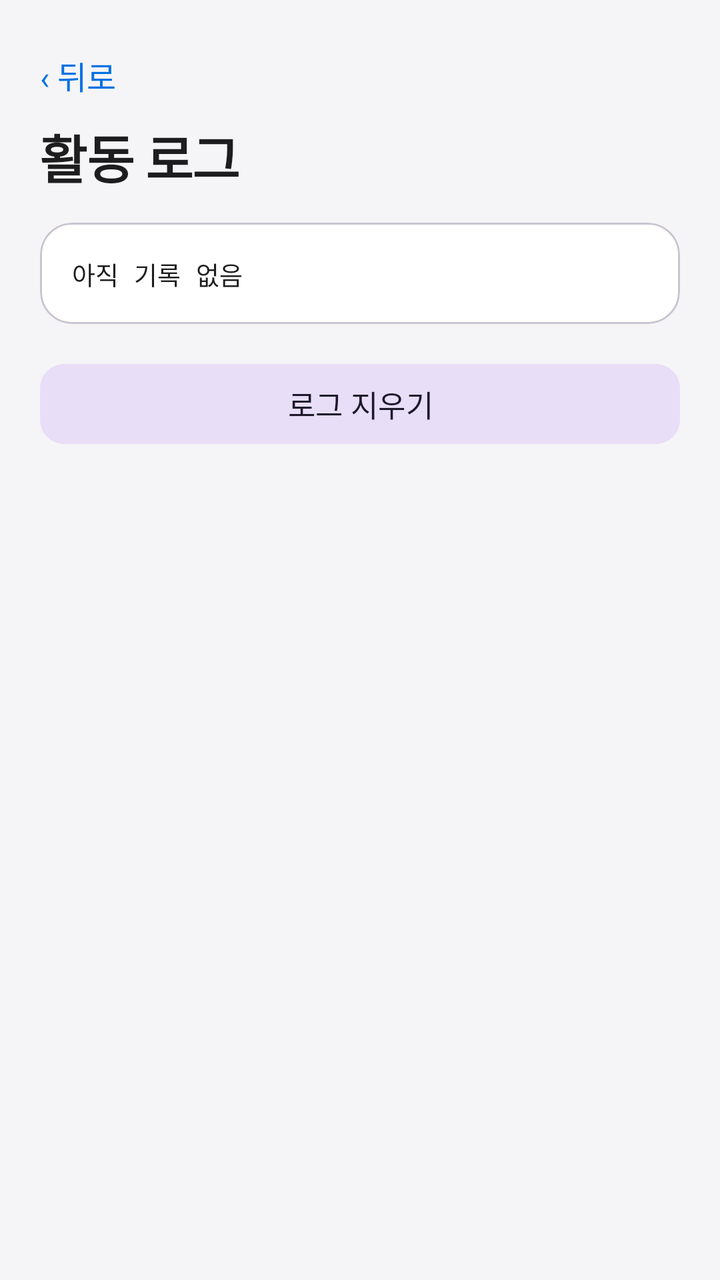
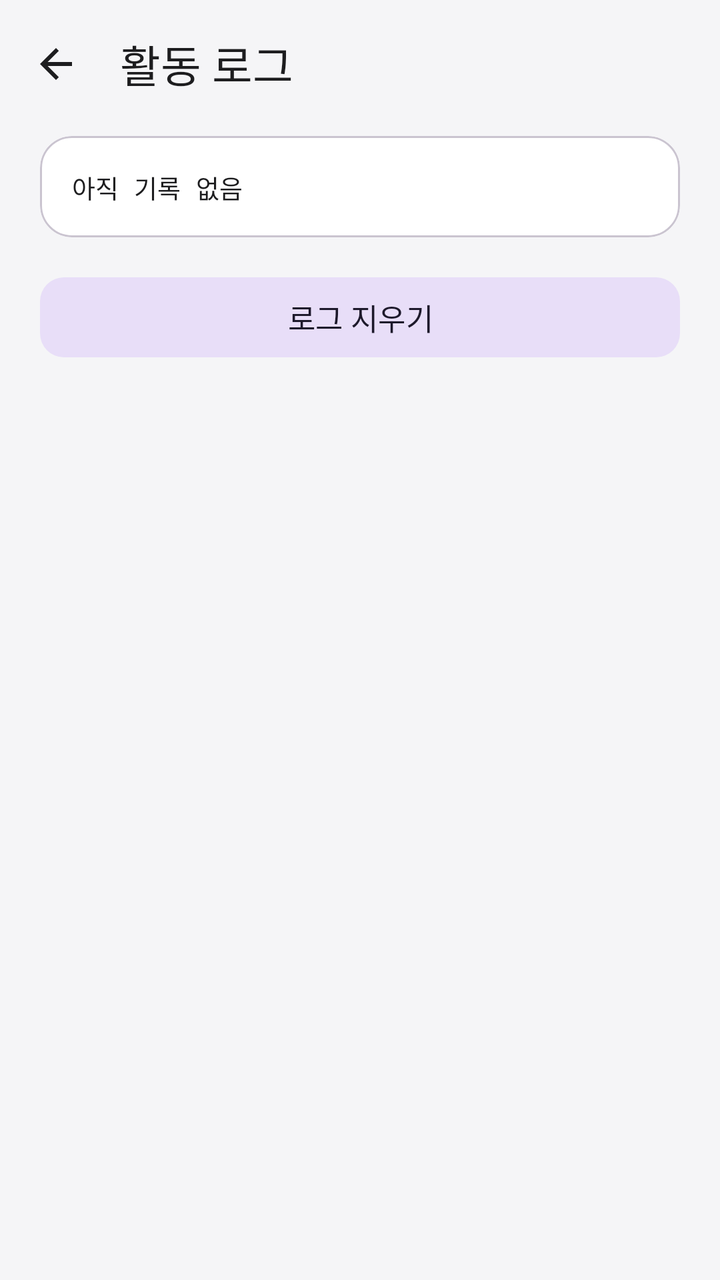

Compare the two renders of this Android layout. The source of the first and the diff that turns it into the second are given below.
<!-- AndroidManifest.xml: application theme Theme.OtpForwarder -->
<!-- res/layout/activity_log.xml -->
<?xml version="1.0" encoding="utf-8"?>
<ScrollView xmlns:android="http://schemas.android.com/apk/res/android"
    android:layout_width="match_parent"
    android:layout_height="match_parent"
    android:fillViewport="true"
    android:background="@color/bg">

    <LinearLayout
        android:layout_width="match_parent"
        android:layout_height="wrap_content"
        android:orientation="vertical"
        android:padding="20dp">

        <TextView android:id="@+id/btnBack" style="@style/BackButton" />
        <TextView style="@style/ScreenTitle" android:text="활동 로그" />

        <com.google.android.material.card.MaterialCardView style="@style/Card">
            <TextView
                android:id="@+id/textLog"
                android:layout_width="match_parent"
                android:layout_height="wrap_content"
                android:padding="16dp"
                android:textColor="@color/text"
                android:textSize="12.5sp"
                android:fontFamily="monospace"
                android:lineSpacingExtra="3dp"
                android:text="아직 기록 없음" />
        </com.google.android.material.card.MaterialCardView>

        <com.google.android.material.button.MaterialButton
            android:id="@+id/btnClearLog"
            style="@style/TonalButton"
            android:text="로그 지우기"
            android:layout_marginTop="16dp" />

    </LinearLayout>
</ScrollView>
<!-- resources referenced by this layout -->
<resources>
  <color name="bg">#F5F5F7</color>
  <color name="text">#1D1D1F</color>
  <style name="BackButton">
          <item name="android:layout_width">wrap_content</item>
          <item name="android:layout_height">wrap_content</item>
          <item name="android:text">‹  뒤로</item>
          <item name="android:textColor">@color/accent</item>
          <item name="android:textSize">16sp</item>
          <item name="android:paddingTop">6dp</item>
          <item name="android:paddingBottom">10dp</item>
          <item name="android:paddingEnd">12dp</item>
          <item name="android:background">?attr/selectableItemBackgroundBorderless</item>
          <item name="android:clickable">true</item>
          <item name="android:focusable">true</item>
      </style>
  <style name="Card">
          <item name="cardBackgroundColor">@color/card</item>
          <item name="cardCornerRadius">16dp</item>
          <item name="cardElevation">0dp</item>
          <item name="android:layout_width">match_parent</item>
          <item name="android:layout_height">wrap_content</item>
      </style>
  <style name="ScreenTitle">
          <item name="android:layout_width">wrap_content</item>
          <item name="android:layout_height">wrap_content</item>
          <item name="android:textColor">@color/text</item>
          <item name="android:textSize">26sp</item>
          <item name="android:textStyle">bold</item>
          <item name="android:letterSpacing">-0.02</item>
          <item name="android:paddingBottom">14dp</item>
      </style>
  <style name="TonalButton" parent="Widget.Material3.Button.TonalButton">
          <item name="android:layout_width">match_parent</item>
          <item name="android:layout_height">wrap_content</item>
          <item name="android:textSize">15sp</item>
          <item name="cornerRadius">12dp</item>
      </style>
  <style name="Theme.OtpForwarder" parent="Theme.Material3.Light.NoActionBar">
          <item name="colorPrimary">@color/accent</item>
          <item name="colorOnPrimary">@color/white</item>
          <item name="android:colorBackground">@color/bg</item>
          <item name="android:windowBackground">@color/bg</item>
          <item name="android:statusBarColor">@color/bg</item>
          <item name="android:navigationBarColor">@color/bg</item>
          <item name="android:windowLightStatusBar" tools:targetApi="m">true</item>
      </style>
  <color name="accent">#0071E3</color>
  <color name="card">#FFFFFF</color>
  <color name="white">#FFFFFF</color>
</resources>

<!-- the commit's change to res/layout/activity_log.xml (unified diff, before → after) -->
@@ -1,37 +1,50 @@
 <?xml version="1.0" encoding="utf-8"?>
-<ScrollView xmlns:android="http://schemas.android.com/apk/res/android"
+<LinearLayout xmlns:android="http://schemas.android.com/apk/res/android"
+    xmlns:app="http://schemas.android.com/apk/res-auto"
+    android:id="@+id/root"
     android:layout_width="match_parent"
     android:layout_height="match_parent"
-    android:fillViewport="true"
+    android:orientation="vertical"
     android:background="@color/bg">
 
-    <LinearLayout
+    <com.google.android.material.appbar.MaterialToolbar
+        android:id="@+id/toolbar"
+        style="@style/TitleBar"
+        app:title="활동 로그"
+        app:navigationIcon="@drawable/ic_back"
+        app:titleTextAppearance="@style/TextAppearance.Material3.TitleLarge" />
+
+    <ScrollView
         android:layout_width="match_parent"
-        android:layout_height="wrap_content"
-        android:orientation="vertical"
-        android:padding="20dp">
+        android:layout_height="0dp"
+        android:layout_weight="1"
+        android:fillViewport="true">
 
-        <TextView android:id="@+id/btnBack" style="@style/BackButton" />
-        <TextView style="@style/ScreenTitle" android:text="활동 로그" />
+        <LinearLayout
+            android:layout_width="match_parent"
+            android:layout_height="wrap_content"
+            android:orientation="vertical"
+            android:paddingStart="20dp"
+            android:paddingEnd="20dp"
+            android:paddingTop="4dp"
+            android:paddingBottom="24dp">
 
-        <com.google.android.material.card.MaterialCardView style="@style/Card">
-            <TextView
-                android:id="@+id/textLog"
-                android:layout_width="match_parent"
-                android:layout_height="wrap_content"
-                android:padding="16dp"
-                android:textColor="@color/text"
-                android:textSize="12.5sp"
-                android:fontFamily="monospace"
-                android:lineSpacingExtra="3dp"
-                android:text="아직 기록 없음" />
-        </com.google.android.material.card.MaterialCardView>
+            <com.google.android.material.card.MaterialCardView style="@style/Card">
+                <TextView
+                    android:id="@+id/textLog"
+                    android:layout_width="match_parent"
+                    android:layout_height="wrap_content"
+                    android:padding="16dp"
+                    android:textColor="@color/text"
+                    android:textSize="12.5sp"
+                    android:fontFamily="monospace"
+                    android:lineSpacingExtra="3dp"
+                    android:text="아직 기록 없음" />
+            </com.google.android.material.card.MaterialCardView>
 
-        <com.google.android.material.button.MaterialButton
-            android:id="@+id/btnClearLog"
-            style="@style/TonalButton"
-            android:text="로그 지우기"
-            android:layout_marginTop="16dp" />
-
-    </LinearLayout>
-</ScrollView>
+            <com.google.android.material.button.MaterialButton
+                android:id="@+id/btnClearLog" style="@style/TonalButton"
+                android:text="로그 지우기" android:layout_marginTop="16dp" />
+        </LinearLayout>
+    </ScrollView>
+</LinearLayout>
<!-- resource entries referenced after the edit -->
@@ -2,19 +2,14 @@
 <resources>
   <color name="bg">#F5F5F7</color>
   <color name="text">#1D1D1F</color>
-  <style name="BackButton">
-          <item name="android:layout_width">wrap_content</item>
-          <item name="android:layout_height">wrap_content</item>
-          <item name="android:text">‹  뒤로</item>
-          <item name="android:textColor">@color/accent</item>
-          <item name="android:textSize">16sp</item>
-          <item name="android:paddingTop">6dp</item>
-          <item name="android:paddingBottom">10dp</item>
-          <item name="android:paddingEnd">12dp</item>
-          <item name="android:background">?attr/selectableItemBackgroundBorderless</item>
-          <item name="android:clickable">true</item>
-          <item name="android:focusable">true</item>
-      </style>
+  <!-- drawable ic_back (drawable) -->
+  <vector xmlns:android="http://schemas.android.com/apk/res/android"
+      android:width="24dp" android:height="24dp"
+      android:viewportWidth="24" android:viewportHeight="24"
+      android:tint="@color/text">
+      <path android:fillColor="@android:color/white"
+          android:pathData="M20,11H7.83l5.59,-5.59L12,4l-8,8 8,8 1.41,-1.41L7.83,13H20v-2z" />
+  </vector>
   <style name="Card">
           <item name="cardBackgroundColor">@color/card</item>
           <item name="cardCornerRadius">16dp</item>
@@ -22,14 +17,12 @@
           <item name="android:layout_width">match_parent</item>
           <item name="android:layout_height">wrap_content</item>
       </style>
-  <style name="ScreenTitle">
-          <item name="android:layout_width">wrap_content</item>
-          <item name="android:layout_height">wrap_content</item>
-          <item name="android:textColor">@color/text</item>
-          <item name="android:textSize">26sp</item>
-          <item name="android:textStyle">bold</item>
-          <item name="android:letterSpacing">-0.02</item>
-          <item name="android:paddingBottom">14dp</item>
+  <style name="TitleBar">
+          <item name="android:layout_width">match_parent</item>
+          <item name="android:layout_height">?attr/actionBarSize</item>
+          <item name="android:background">@color/bg</item>
+          <item name="titleTextColor">@color/text</item>
+          <item name="titleCentered">false</item>
       </style>
   <style name="TonalButton" parent="Widget.Material3.Button.TonalButton">
           <item name="android:layout_width">match_parent</item>
@@ -42,9 +35,10 @@
           <item name="colorOnPrimary">@color/white</item>
           <item name="android:colorBackground">@color/bg</item>
           <item name="android:windowBackground">@color/bg</item>
-          <item name="android:statusBarColor">@color/bg</item>
-          <item name="android:navigationBarColor">@color/bg</item>
+          <item name="android:statusBarColor">@android:color/transparent</item>
+          <item name="android:navigationBarColor">@android:color/transparent</item>
           <item name="android:windowLightStatusBar" tools:targetApi="m">true</item>
+          <item name="android:windowLightNavigationBar" tools:targetApi="o_mr1">true</item>
       </style>
   <color name="accent">#0071E3</color>
   <color name="card">#FFFFFF</color>
